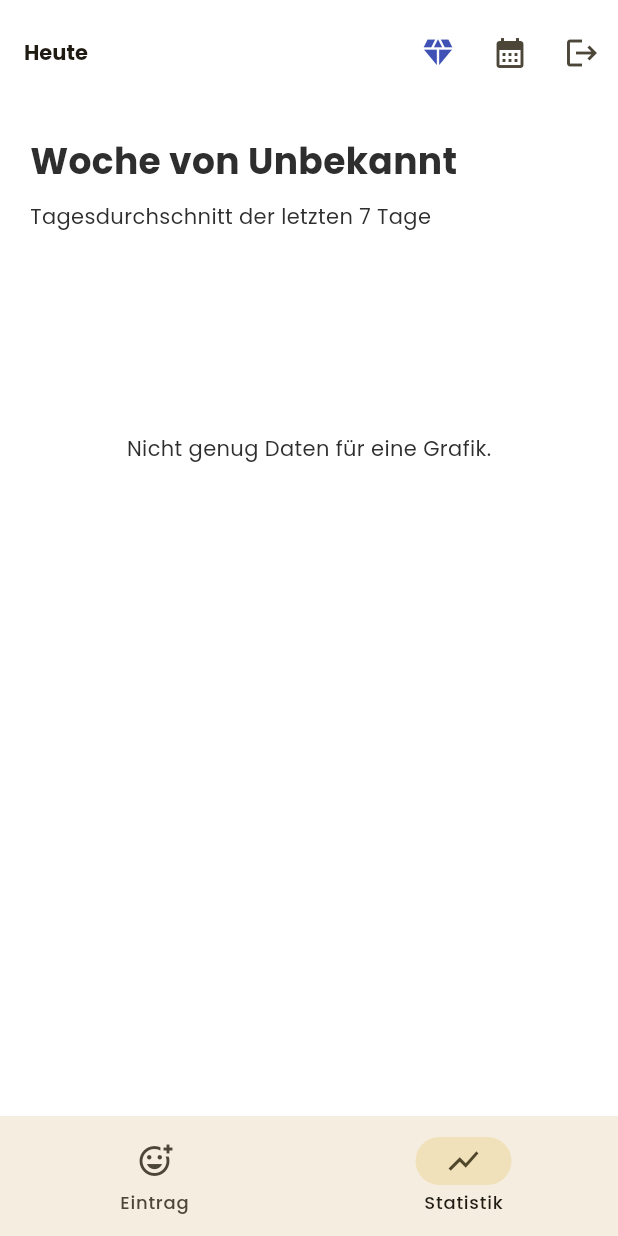
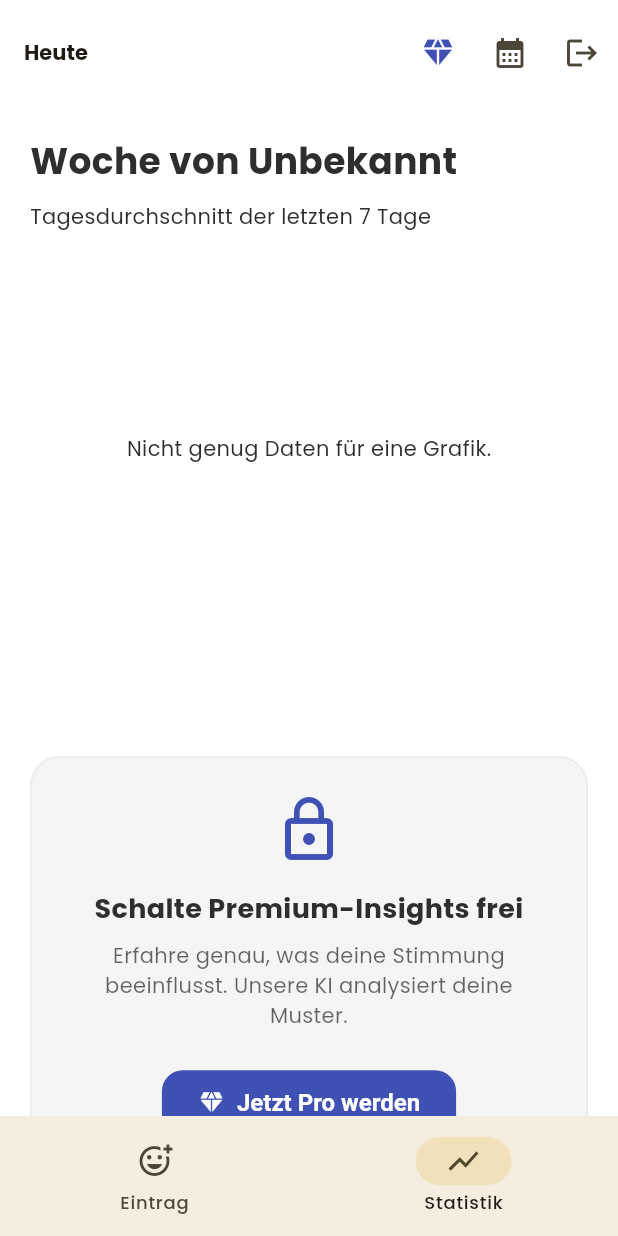
Before and after one commit to yoshikyoshik/mood_tracker, a Flutter app: the screen it shows once a user with an empty profile is signed in, item 2 of the bottom bar chosen, on a phone screen of 412 x 824 dp. Run offline on Flutter 3.47's test engine with Material 3 defaults, Android fonts, the light colour scheme and no system bars; our stand-ins replace fl_chart, google_fonts, lottie, supabase_flutter; accounts and stored records are empty; network calls fail.

Commit message:
feat: Add Pro

```diff
--- /dev/null
+++ b/lib/models/subscription.dart
@@ -0,0 +1,22 @@
+class Subscription {
+  final String userId;
+  final String status; // 'active', 'trialing', 'canceled', etc.
+  final String? planType;
+
+  Subscription({
+    required this.userId,
+    required this.status,
+    this.planType,
+  });
+
+  factory Subscription.fromMap(Map<String, dynamic> map) {
+    return Subscription(
+      userId: map['user_id'],
+      status: map['status'] ?? 'inactive',
+      planType: map['plan_type'],
+    );
+  }
+
+  // Hilfs-Getter: Ist der User "Pro"?
+  bool get isPro => status == 'active' || status == 'trialing';
+}
--- a/lib/screens/mood_tracker_screen.dart
+++ b/lib/screens/mood_tracker_screen.dart
@@ -8,6 +8,7 @@ import 'package:fl_chart/fl_chart.dart';
 // Wir importieren unsere ausgelagerten Modelle
 import '../models/mood_entry.dart';
 import '../models/profile.dart';
+import '../models/subscription.dart';
 
 import 'package:http/http.dart' as http;
 import 'package:url_launcher/url_launcher.dart';
@@ -35,6 +36,8 @@ class _MoodTrackerScreenState extends State<MoodTrackerScreen> {
   List<MoodEntry> _allEntries = [];
   bool _isLoading = true;
 
+  bool _isPro = false;
+
   final List<String> _availableTags = [
     'Arbeit', 'Familie', 'Beziehung', 'Sport',
     'Schlaf', 'Essen', 'Wetter', 'Gesundheit', 'Reisen', 'Schule', 'Hausaufgaben'
@@ -44,11 +47,36 @@ class _MoodTrackerScreenState extends State<MoodTrackerScreen> {
   void initState() {
     super.initState();
     _initializeData();
+    _checkSubscription();
   }
 
   Future<void> _initializeData() async {
     await _loadProfiles();
     await _loadEntries();
+  }
+
+  Future<void> _checkSubscription() async {
+    try {
+      final user = Supabase.instance.client.auth.currentUser;
+      if (user == null) return;
+
+      final data = await Supabase.instance.client
+          .from('subscriptions')
+          .select()
+          .eq('user_id', user.id)
+          .maybeSingle(); // maybeSingle, weil es sein kann, dass noch KEIN Eintrag existiert
+
+      if (data != null) {
+        final sub = Subscription.fromMap(data);
+        if (mounted) {
+          setState(() {
+            _isPro = sub.isPro;
+          });
+        }
+      }
+    } catch (e) {
+      debugPrint("Fehler beim Abo-Check: $e");
+    }
   }
 
   Future<void> _loadProfiles() async {
@@ -736,7 +764,10 @@ class _MoodTrackerScreenState extends State<MoodTrackerScreen> {
 
         const SizedBox(height: 40),
 
-        _buildInsightsSection(),
+        if (_isPro)
+          _buildInsightsSection()
+        else
+          _buildLockedInsights(),
 
         const SizedBox(height: 50),
       ],
@@ -895,11 +926,12 @@ class _MoodTrackerScreenState extends State<MoodTrackerScreen> {
         ),
         actions: [
           // NEU: Der Abo-Button
-          IconButton(
-            icon: const Icon(Icons.diamond, color: Colors.indigo),
-            onPressed: _startCheckout, // Hier rufen wir die Funktion auf!
-            tooltip: "Pro werden",
-          ),
+          if (!_isPro)
+            IconButton(
+              icon: const Icon(Icons.diamond, color: Colors.indigo),
+              onPressed: _startCheckout,
+              tooltip: "Pro werden",
+            ),
           IconButton(icon: const Icon(Icons.calendar_month), onPressed: _pickDate),
           IconButton(icon: const Icon(Icons.logout), onPressed: _signOut)
         ],
@@ -1048,4 +1080,42 @@ class _MoodTrackerScreenState extends State<MoodTrackerScreen> {
       ],
     );
   }
+  Widget _buildLockedInsights() {
+    return Container(
+      padding: const EdgeInsets.all(24),
+      decoration: BoxDecoration(
+        color: Colors.grey.withValues(alpha: 0.1),
+        borderRadius: BorderRadius.circular(20),
+        border: Border.all(color: Colors.black.withValues(alpha: 0.05)),
+      ),
+      child: Column(
+        children: [
+          const Icon(Icons.lock_outline, size: 48, color: Colors.indigo),
+          const SizedBox(height: 16),
+          const Text(
+            "Schalte Premium-Insights frei",
+            style: TextStyle(fontSize: 18, fontWeight: FontWeight.bold),
+            textAlign: TextAlign.center,
+          ),
+          const SizedBox(height: 8),
+          Text(
+            "Erfahre genau, was deine Stimmung beeinflusst. Unsere KI analysiert deine Muster.",
+            style: TextStyle(color: Colors.black.withValues(alpha: 0.6)),
+            textAlign: TextAlign.center,
+          ),
+          const SizedBox(height: 24),
+          ElevatedButton.icon(
+            onPressed: _startCheckout,
+            icon: const Icon(Icons.diamond, size: 18),
+            label: const Text("Jetzt Pro werden"),
+            style: ElevatedButton.styleFrom(
+              backgroundColor: Colors.indigo,
+              foregroundColor: Colors.white,
+              padding: const EdgeInsets.symmetric(horizontal: 24, vertical: 12),
+            ),
+          ),
+        ],
+      ),
+    );
+  }
 }
```
